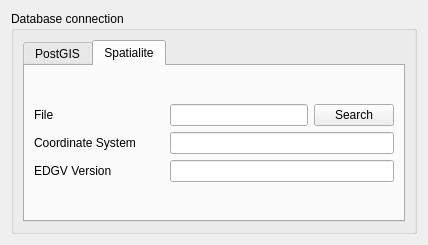
dsgoficial/DsgTools, file CustomWidgets/connectionWidget.ui: the form before one commit.
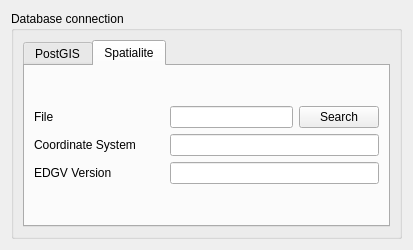
The form after the commit. The open tabs and pages were chosen to show the change. Custom widgets are drawn as their Qt base class.

What changed in the file:
```diff
--- a/CustomWidgets/connectionWidget.ui
+++ b/CustomWidgets/connectionWidget.ui
@@ -6,12 +6,12 @@
    <rect>
     <x>0</x>
     <y>0</y>
-    <width>428</width>
-    <height>245</height>
+    <width>413</width>
+    <height>250</height>
    </rect>
   </property>
   <property name="sizePolicy">
-   <sizepolicy hsizetype="Minimum" vsizetype="Minimum">
+   <sizepolicy hsizetype="Preferred" vsizetype="Preferred">
     <horstretch>0</horstretch>
     <verstretch>0</verstretch>
    </sizepolicy>
@@ -23,11 +23,14 @@
    <item row="0" column="0">
     <widget class="QgsCollapsibleGroupBox" name="mGroupBox">
      <property name="sizePolicy">
-      <sizepolicy hsizetype="Minimum" vsizetype="Minimum">
+      <sizepolicy hsizetype="Preferred" vsizetype="Preferred">
        <horstretch>0</horstretch>
        <verstretch>0</verstretch>
       </sizepolicy>
      </property>
+     <property name="styleSheet">
+      <string notr="true">QgsCollapsibleGroupBoxBasic::title, QgsCollapsibleGroupBox::title {  subcontrol-origin: margin;  subcontrol-position: top left;  margin-left: 20px;  margin-right: -10px;  left: 0px;  top: 1px;}</string>
+     </property>
      <property name="title">
       <string>Database connection</string>
      </property>
@@ -38,7 +41,7 @@
       <item row="0" column="0">
        <widget class="QTabWidget" name="tabWidget">
         <property name="sizePolicy">
-         <sizepolicy hsizetype="Minimum" vsizetype="Preferred">
+         <sizepolicy hsizetype="Preferred" vsizetype="Preferred">
           <horstretch>0</horstretch>
           <verstretch>0</verstretch>
          </sizepolicy>
@@ -253,7 +256,7 @@
                 </property>
                 <property name="minimumSize">
                  <size>
-                  <width>120</width>
+                  <width>0</width>
                   <height>0</height>
                  </size>
                 </property>
@@ -350,7 +353,7 @@
                 </property>
                 <property name="minimumSize">
                  <size>
-                  <width>100</width>
+                  <width>0</width>
                   <height>0</height>
                  </size>
                 </property>
@@ -363,8 +366,8 @@
               <item>
                <widget class="QLabel" name="label_3">
                 <property name="sizePolicy">
-                 <sizepolicy hsizetype="Fixed" vsizetype="Preferred">
-                  <horstretch>20</horstretch>
+                 <sizepolicy hsizetype="MinimumExpanding" vsizetype="Preferred">
+                  <horstretch>0</horstretch>
                   <verstretch>0</verstretch>
                  </sizepolicy>
                 </property>
@@ -405,7 +408,7 @@
                 </property>
                 <property name="minimumSize">
                  <size>
-                  <width>100</width>
+                  <width>0</width>
                   <height>0</height>
                  </size>
                 </property>
```
